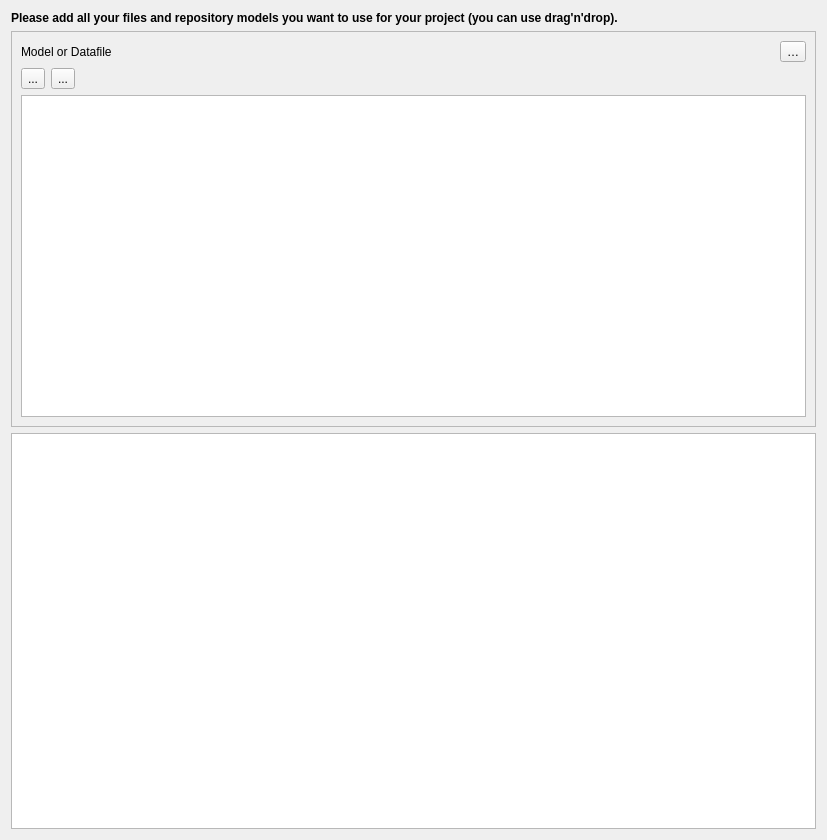
Qt form QgisModelBaker/ui/import_source_selection.ui (opengisch/QgisModelBaker) before a commit.
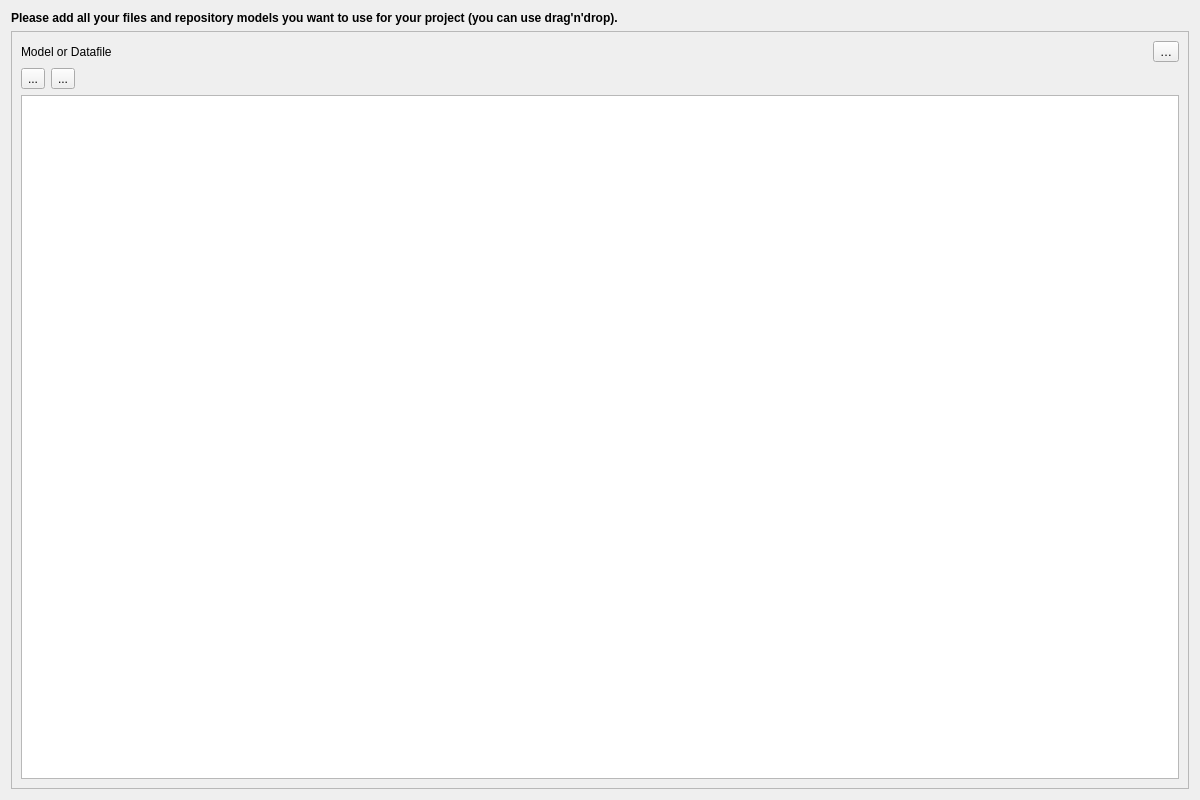
The same form after that commit. Icons and pictures are not drawn. Custom widgets are drawn as their Qt base class.

Commit message: add log panel for feedback and some layout stuff

```diff
--- a/QgisModelBaker/ui/import_source_selection.ui
+++ b/QgisModelBaker/ui/import_source_selection.ui
@@ -6,8 +6,8 @@
    <rect>
     <x>0</x>
     <y>0</y>
-    <width>827</width>
-    <height>840</height>
+    <width>1200</width>
+    <height>800</height>
    </rect>
   </property>
   <property name="windowTitle">
@@ -113,16 +113,6 @@
      </layout>
     </widget>
    </item>
-   <item row="2" column="0">
-    <widget class="QTextBrowser" name="txtStdout">
-     <property name="toolTip">
-      <string/>
-     </property>
-     <property name="openLinks">
-      <bool>false</bool>
-     </property>
-    </widget>
-   </item>
   </layout>
  </widget>
  <customwidgets>
```
Left out of the diff: 2 changed lines with no effect on the pictures. The commit also changes 7 other files.
